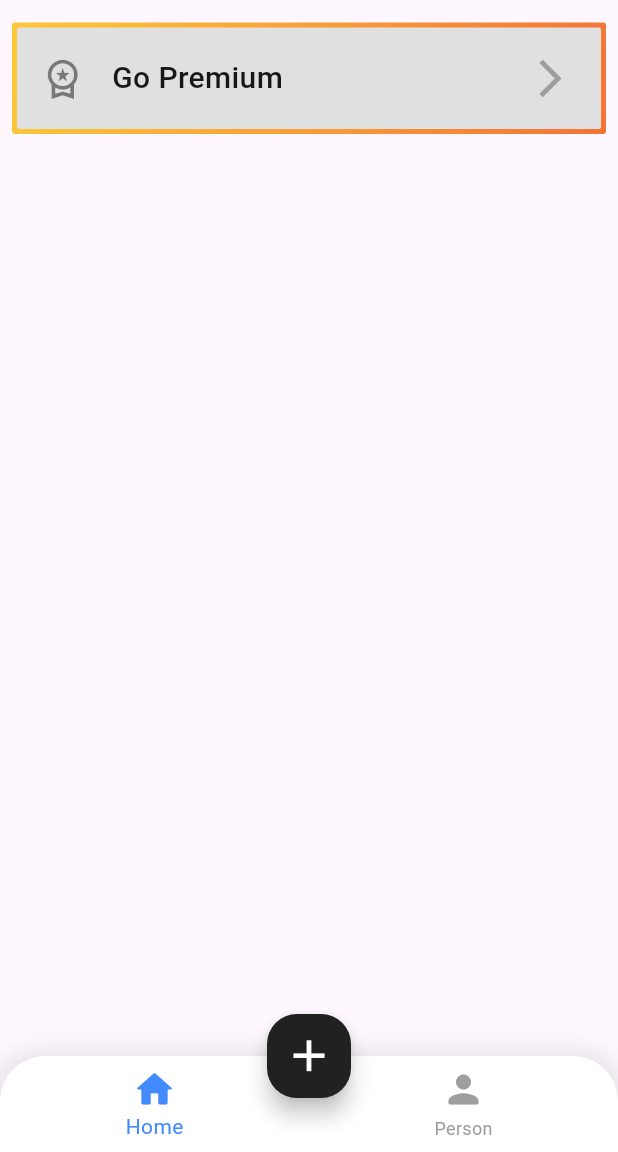
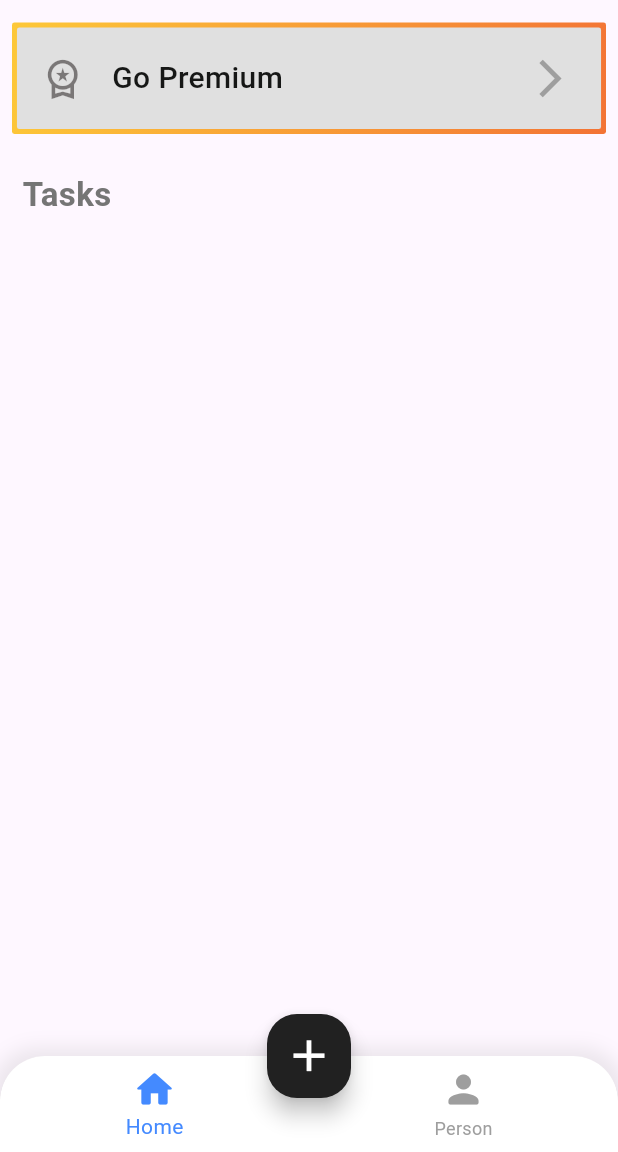
Before and after one commit to Shreyas20004/Task_manager, a Flutter app: the screen it shows after launch, on a phone screen of 412 x 824 dp, the part 84-1236 px from its top. Run offline on Flutter 3.47's test engine with Material 3 defaults, Android fonts, the phone set to English and light mode, and no system bars.

Commit message:
Some progress

```diff
--- /dev/null
+++ b/lib/Widgets/tasks.dart
@@ -0,0 +1 @@
+import
--- a/lib/screens/Homepage.dart
+++ b/lib/screens/Homepage.dart
@@ -1,4 +1,7 @@
+import 'dart:ui';
+
 import 'package:flutter/material.dart';
+import 'package:flutter/services.dart';
 import 'package:flutter/widgets.dart';
 import 'package:tms/Widgets/Premium.dart';
 import  'package:tms/Widgets/constatant.dart';
@@ -149,9 +152,21 @@ class _HomepageState extends State<Homepage> {
       crossAxisAlignment: CrossAxisAlignment.start,
       children: [
         Padding(
-          padding: const EdgeInsets.only(right:8.0,left: 8.0,top: 15.0),
+          padding: const EdgeInsets.only(right:8.0,left: 8.0,top: 15.0, bottom:10.0),
           child: GoPremium(),
         ),
+        Container(
+          padding: const EdgeInsets.all(15),
+          child: Text(
+            'Tasks',
+            style:TextStyle(
+              color:Colors.grey.shade600,
+              fontSize: 22,
+              fontWeight: FontWeight.bold
+            ),
+          ),
+        ),
+        Expanded(child: Container())
       ],
     );
   }
```
